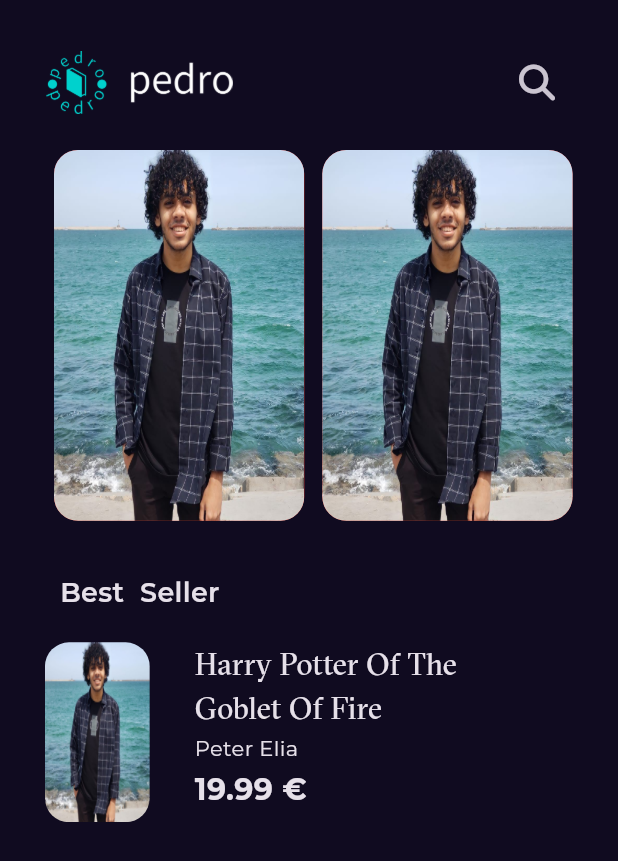
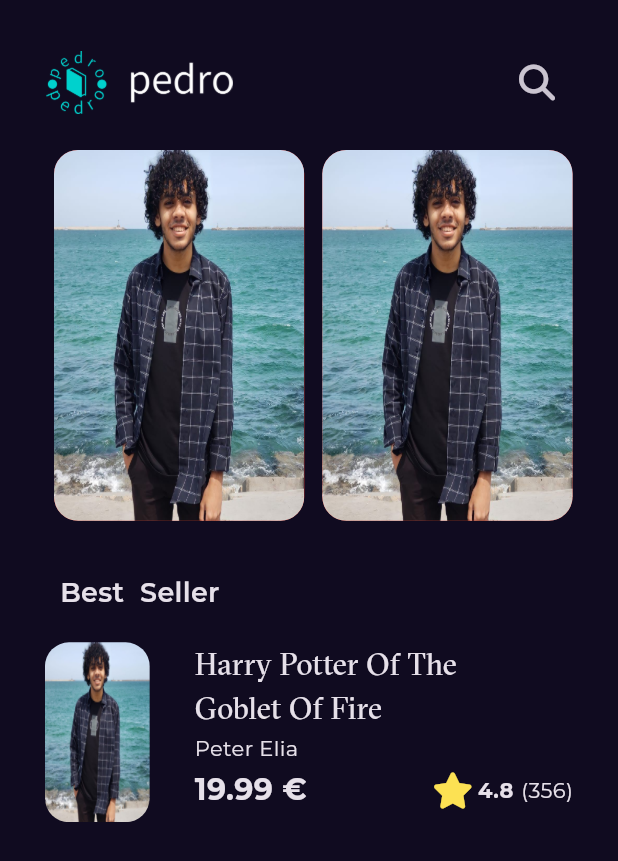
Before and after one commit to peterelia22/BoocklyApp, a Flutter app: the screen it shows after launch, on a phone screen of 412 x 824 dp. Shown: the top 861 px of the screen. Run offline on Flutter 3.47's test engine with Material 3 defaults, Android fonts, the phone set to English and light mode, and no system bars; our stand-ins replace font_awesome_flutter, get, google_fonts.

Commit message:
book rating part 1

```diff
--- a/lib/features/home/data/presentation/views/widgets/Best_Seller_Item.dart
+++ b/lib/features/home/data/presentation/views/widgets/Best_Seller_Item.dart
@@ -1,5 +1,7 @@
 import 'package:bookly/core/styles.dart';
+import 'package:bookly/features/home/data/presentation/views/widgets/book_rating.dart';
 import 'package:flutter/material.dart';
+import 'package:font_awesome_flutter/font_awesome_flutter.dart';
 
 import '../../../../../../constants.dart';
 
@@ -25,7 +27,8 @@ class BestSellerItem extends StatelessWidget {
           const SizedBox(
             width: 30,
           ),
-          Column(
+          Expanded(
+            child: Column(
               crossAxisAlignment: CrossAxisAlignment.start,
               children: [
                 SizedBox(
@@ -50,11 +53,14 @@ class BestSellerItem extends StatelessWidget {
                 Row(
                   children: [
                     Text('19.99 €',
-                      style:
-                          Styles.text20.copyWith(fontWeight: FontWeight.bold))
+                        style: Styles.text20
+                            .copyWith(fontWeight: FontWeight.bold)),
+                    const Spacer(),
+                    const BookRating()
                   ],
                 )
               ],
+            ),
           )
         ],
       ),
--- /dev/null
+++ b/lib/features/home/data/presentation/views/widgets/book_rating.dart
@@ -0,0 +1,33 @@
+import 'package:bookly/core/styles.dart';
+import 'package:flutter/material.dart';
+import 'package:font_awesome_flutter/font_awesome_flutter.dart';
+
+class BookRating extends StatelessWidget {
+  const BookRating({super.key});
+
+  @override
+  Widget build(BuildContext context) {
+    return Row(
+      children: [
+        const Icon(
+          FontAwesomeIcons.solidStar,
+          color: Color(0xfffce153),
+        ),
+        const SizedBox(
+          width: 6.3,
+        ),
+        Text(
+          '4.8',
+          style: Styles.text16.copyWith(fontWeight: FontWeight.bold),
+        ),
+        const SizedBox(
+          width: 5,
+        ),
+        const Text(
+          '(356)',
+          style: Styles.text14,
+        )
+      ],
+    );
+  }
+}
```
Lines whose indentation alone changed are shown as unchanged.
